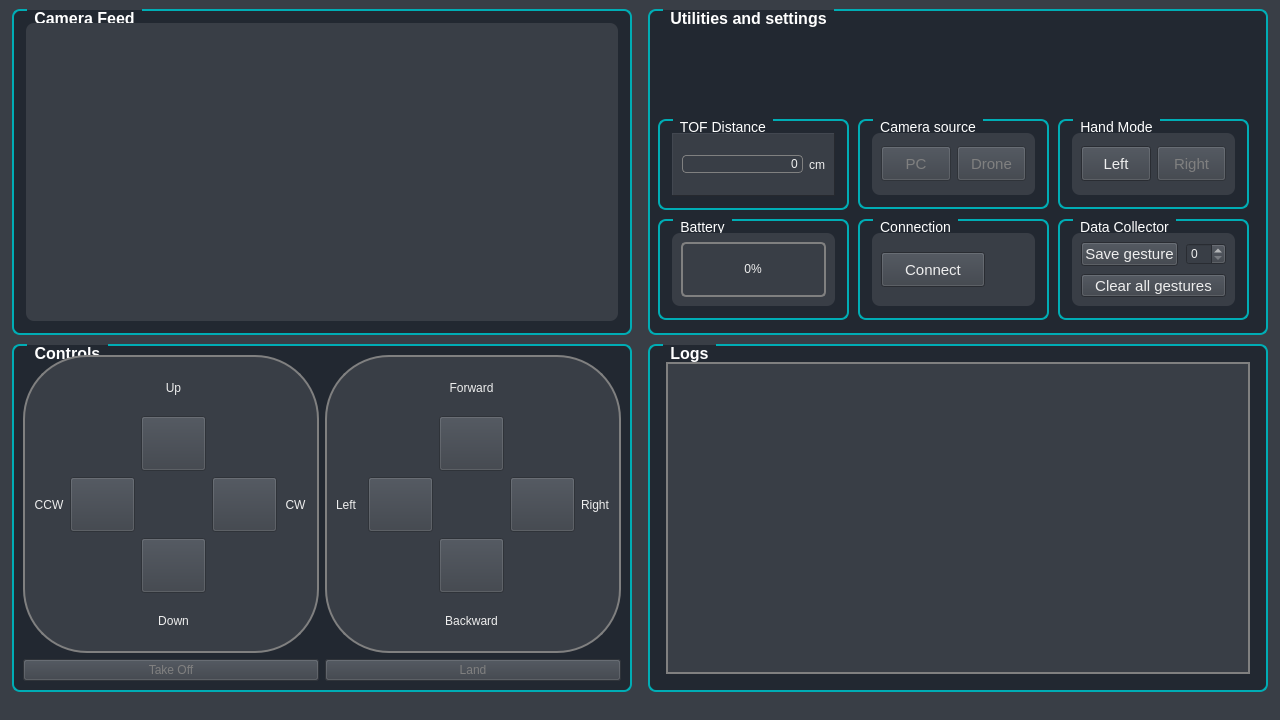
Above: ui/form.ui from maciejkaniewski/Drone-control-with-hand-gestures-using-image-processing before the change. Below: the same form after it.
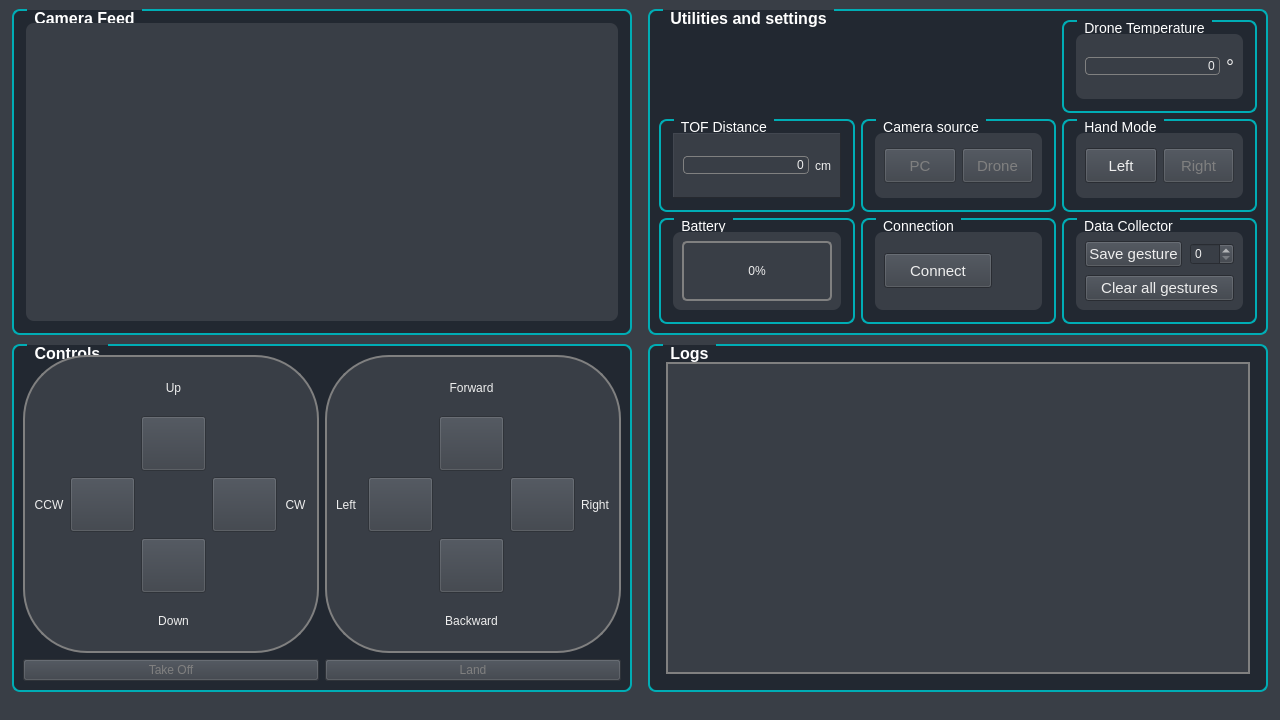
That is the form after the change. Icons and pictures are not drawn.

Commit message: Add temperature measure

```diff
--- a/ui/form.ui
+++ b/ui/form.ui
@@ -778,17 +778,11 @@
       <property name="title">
        <string>Utilities and settings</string>
       </property>
-      <widget class="QGroupBox" name="QGroupBox_Data_Collector">
-       <property name="geometry">
-        <rect>
-         <x>410</x>
-         <y>210</y>
-         <width>191</width>
-         <height>101</height>
-        </rect>
-       </property>
+      <layout class="QGridLayout" name="gridLayout_23">
+       <item row="0" column="2">
+        <widget class="QGroupBox" name="QGroupBox_Temperature">
        <property name="styleSheet">
-        <string notr="true">QGroupBox#QGroupBox_Data_Collector {
+          <string notr="true">QGroupBox#QGroupBox_Temperature{
     background-color:  #222831;
     border: 2px solid gray;
 	 border-color: #00ADB5;
@@ -797,7 +791,7 @@
 	font-size: 14px;
 }
 
-QGroupBox::title#QGroupBox_Data_Collector  {
+QGroupBox::title#QGroupBox_Temperature {
     color:  white;
     subcontrol-origin: margin;
 	left: 15px;
@@ -805,9 +799,9 @@
 }</string>
        </property>
        <property name="title">
-        <string>Data Collector</string>
-       </property>
-       <layout class="QGridLayout" name="gridLayout_5">
+          <string>Drone Temperature</string>
+         </property>
+         <layout class="QGridLayout" name="gridLayout_22">
         <property name="leftMargin">
          <number>12</number>
         </property>
@@ -821,9 +815,9 @@
          <number>12</number>
         </property>
         <item row="0" column="0">
-         <widget class="QFrame" name="QFrame_Data_Collector">
+           <widget class="QFrame" name="QFrame_Temperature">
           <property name="styleSheet">
-           <string notr="true">QFrame#QFrame_Data_Collector {
+             <string notr="true">QFrame#QFrame_Temperature{
     border-radius: 8px;
 	background-color: #393E46;
 }</string>
@@ -834,65 +828,256 @@
           <property name="frameShadow">
            <enum>QFrame::Raised</enum>
           </property>
-          <layout class="QGridLayout" name="gridLayout_3">
-           <item row="0" column="0">
-            <layout class="QVBoxLayout" name="verticalLayout">
-             <property name="spacing">
-              <number>8</number>
-             </property>
-             <property name="leftMargin">
-              <number>0</number>
-             </property>
+            <layout class="QHBoxLayout" name="horizontalLayout_8">
+             <item>
+              <widget class="QLineEdit" name="QLineEdit_Temperature">
+               <property name="enabled">
+                <bool>true</bool>
+               </property>
+               <property name="styleSheet">
+                <string notr="true">QLineEdit#QLineEdit_Temperature{
+    border: 1px solid grey;
+    border-radius: 4px;
+	 color:#EEEEEE;
+}</string>
+               </property>
+               <property name="text">
+                <string>0</string>
+               </property>
+               <property name="alignment">
+                <set>Qt::AlignRight|Qt::AlignTrailing|Qt::AlignVCenter</set>
+               </property>
+               <property name="readOnly">
+                <bool>true</bool>
+               </property>
+              </widget>
+             </item>
              <item>
-              <layout class="QHBoxLayout" name="horizontalLayout">
-               <item>
-                <widget class="QPushButton" name="QPushButton_Save_Gesture">
+              <widget class="QLabel" name="QLabel_celcius">
                  <property name="font">
                   <font>
-                   <pointsize>11</pointsize>
+                 <pointsize>15</pointsize>
                   </font>
                  </property>
                  <property name="styleSheet">
-                  <string notr="true">QPushButton#QPushButton_Save_Gesture {
-	color:#EEEEEE;
+                <string notr="true">QLabel#QLabel_celcius{
+	 color:#EEEEEE;
 }</string>
                  </property>
                  <property name="text">
-                  <string>Save gesture</string>
+                <string>°</string>
                  </property>
                 </widget>
                </item>
+            </layout>
+           </widget>
+          </item>
+         </layout>
+        </widget>
+       </item>
+       <item row="1" column="0">
+        <widget class="QGroupBox" name="QGroupBox_TOF">
+         <property name="styleSheet">
+          <string notr="true">QGroupBox#QGroupBox_TOF{
+    background-color:  #222831;
+    border: 2px solid gray;
+	 border-color: #00ADB5;
+    border-radius: 8px;
+    margin-top: 1ex; /* leave space at the top for the title */
+	font-size: 14px;
+}
+
+QGroupBox::title#QGroupBox_TOF {
+    color:  white;
+    subcontrol-origin: margin;
+	left: 15px;
+    padding: 0px 5px 0px 5px;
+}</string>
+         </property>
+         <property name="title">
+          <string>TOF Distance</string>
+         </property>
+         <layout class="QGridLayout" name="gridLayout_21">
+          <property name="leftMargin">
+           <number>12</number>
+          </property>
+          <property name="topMargin">
+           <number>12</number>
+          </property>
+          <property name="rightMargin">
+           <number>12</number>
+          </property>
+          <property name="bottomMargin">
+           <number>12</number>
+          </property>
+          <item row="0" column="0">
+           <widget class="QFrame" name="QFrame_TOF">
+            <property name="styleSheet">
+             <string notr="true">QFrame#QFrame_Barometer{
+    border-radius: 8px;
+	background-color: #393E46;
+}</string>
+            </property>
+            <property name="frameShape">
+             <enum>QFrame::Panel</enum>
+            </property>
+            <property name="frameShadow">
+             <enum>QFrame::Raised</enum>
+            </property>
+            <layout class="QHBoxLayout" name="horizontalLayout_7">
                <item>
-                <widget class="QSpinBox" name="QSpinBox_Gesture_Label">
+              <widget class="QLineEdit" name="QLineEdit_Distance">
+               <property name="enabled">
+                <bool>true</bool>
+               </property>
                  <property name="styleSheet">
-                  <string notr="true">QSpinBox#QSpinBox_Gesture_Label {
-	color:#EEEEEE;
+                <string notr="true">QLineEdit#QLineEdit_Distance{
+    border: 1px solid grey;
+    border-radius: 4px;
+	 color:#EEEEEE;
 }</string>
                  </property>
-                 <property name="maximum">
-                  <number>9</number>
-                 </property>
-                </widget>
-               </item>
-              </layout>
-             </item>
+               <property name="text">
+                <string>0</string>
+               </property>
+               <property name="alignment">
+                <set>Qt::AlignRight|Qt::AlignTrailing|Qt::AlignVCenter</set>
+               </property>
+               <property name="readOnly">
+                <bool>true</bool>
+               </property>
+              </widget>
+             </item>
+             <item>
+              <widget class="QLabel" name="QLabel_cm">
+               <property name="styleSheet">
+                <string notr="true">QLabel#QLabel_cm{
+	 color:#EEEEEE;
+}</string>
+               </property>
+               <property name="text">
+                <string>cm</string>
+               </property>
+              </widget>
+             </item>
+            </layout>
+           </widget>
+          </item>
+         </layout>
+        </widget>
+       </item>
+       <item row="1" column="1">
+        <widget class="QGroupBox" name="QGroupBox_Camera_Source">
+         <property name="styleSheet">
+          <string notr="true">QGroupBox#QGroupBox_Camera_Source{
+    background-color:  #222831;
+    border: 2px solid gray;
+	 border-color: #00ADB5;
+    border-radius: 8px;
+    margin-top: 1ex; /* leave space at the top for the title */
+	font-size: 14px;
+}
+
+QGroupBox::title#QGroupBox_Camera_Source  {
+    color:  white;
+    subcontrol-origin: margin;
+	left: 15px;
+    padding: 0px 5px 0px 5px;
+}</string>
+         </property>
+         <property name="title">
+          <string>Camera source</string>
+         </property>
+         <layout class="QGridLayout" name="gridLayout_19">
+          <property name="leftMargin">
+           <number>12</number>
+          </property>
+          <property name="topMargin">
+           <number>12</number>
+          </property>
+          <property name="rightMargin">
+           <number>12</number>
+          </property>
+          <property name="bottomMargin">
+           <number>12</number>
+          </property>
+          <item row="0" column="0">
+           <widget class="QFrame" name="QFrame_Camera_Source">
+            <property name="styleSheet">
+             <string notr="true">QFrame#QFrame_Camera_Source{
+    border-radius: 8px;
+	background-color: #393E46;
+}</string>
+            </property>
+            <property name="frameShape">
+             <enum>QFrame::Panel</enum>
+            </property>
+            <property name="frameShadow">
+             <enum>QFrame::Raised</enum>
+            </property>
+            <layout class="QGridLayout" name="gridLayout_20">
+             <item row="0" column="0">
+              <layout class="QHBoxLayout" name="horizontalLayout_6">
              <item>
-              <widget class="QPushButton" name="QPushButton_Clear_All_Gestures">
+                <widget class="QPushButton" name="QPushButton_Computer">
+                 <property name="enabled">
+                  <bool>false</bool>
+                 </property>
+                 <property name="minimumSize">
+                  <size>
+                   <width>0</width>
+                   <height>35</height>
+                  </size>
+                 </property>
                <property name="font">
                 <font>
                  <pointsize>11</pointsize>
                 </font>
                </property>
                <property name="styleSheet">
-                <string notr="true">QPushButton#QPushButton_Clear_All_Gestures{
+                  <string notr="true">QPushButton#QPushButton_Computer{
 	color:#EEEEEE;
+}
+
+QPushButton::disabled#QPushButton_Computer   {
+    color:  grey;
 }</string>
                </property>
                <property name="text">
-                <string>Clear all gestures</string>
+                  <string>PC</string>
                </property>
               </widget>
              </item>
+               <item>
+                <widget class="QPushButton" name="QPushButton_Tello">
+                 <property name="enabled">
+                  <bool>false</bool>
+                 </property>
+                 <property name="minimumSize">
+                  <size>
+                   <width>0</width>
+                   <height>35</height>
+                  </size>
+                 </property>
+                 <property name="font">
+                  <font>
+                   <pointsize>11</pointsize>
+                  </font>
+                 </property>
+                 <property name="styleSheet">
+                  <string notr="true">QPushButton#QPushButton_Tello{
+	color:#EEEEEE;
+}
+
+QPushButton::disabled#QPushButton_Tello  {
+    color:  grey;
+}</string>
+                 </property>
+                 <property name="text">
+                  <string>Drone</string>
+                 </property>
+                </widget>
+               </item>
             </layout>
            </item>
           </layout>
@@ -900,17 +1085,11 @@
         </item>
        </layout>
       </widget>
-      <widget class="QGroupBox" name="QGroupBox_Drone_Connection">
-       <property name="geometry">
-        <rect>
-         <x>210</x>
-         <y>210</y>
-         <width>191</width>
-         <height>101</height>
-        </rect>
-       </property>
+       </item>
+       <item row="1" column="2">
+        <widget class="QGroupBox" name="QGroupBox_Hand_Mode">
        <property name="styleSheet">
-        <string notr="true">QGroupBox#QGroupBox_Drone_Connection {
+          <string notr="true">QGroupBox#QGroupBox_Hand_Mode {
     background-color:  #222831;
     border: 2px solid gray;
 	 border-color: #00ADB5;
@@ -919,7 +1098,7 @@
 	font-size: 14px;
 }
 
-QGroupBox::title#QGroupBox_Drone_Connection   {
+QGroupBox::title#QGroupBox_Hand_Mode   {
     color:  white;
     subcontrol-origin: margin;
 	left: 15px;
@@ -927,9 +1106,9 @@
 }</string>
        </property>
        <property name="title">
-        <string>Connection</string>
-       </property>
-       <layout class="QGridLayout" name="gridLayout_7">
+          <string>Hand Mode</string>
+         </property>
+         <layout class="QGridLayout" name="gridLayout_13">
         <property name="leftMargin">
          <number>12</number>
         </property>
@@ -943,9 +1122,9 @@
          <number>12</number>
         </property>
         <item row="0" column="0">
-         <widget class="QFrame" name="QFrame_Drone_Connection">
+           <widget class="QFrame" name="QFrame_Hand_Mode">
           <property name="styleSheet">
-           <string notr="true">QFrame#QFrame_Drone_Connection {
+             <string notr="true">QFrame#QFrame_Hand_Mode {
     border-radius: 8px;
 	background-color: #393E46;
 }</string>
@@ -956,11 +1135,14 @@
           <property name="frameShadow">
            <enum>QFrame::Raised</enum>
           </property>
-          <layout class="QGridLayout" name="gridLayout_4">
-           <item row="0" column="1">
-            <layout class="QHBoxLayout" name="horizontalLayout_2">
+            <layout class="QGridLayout" name="gridLayout_14">
+             <item row="0" column="0">
+              <layout class="QHBoxLayout" name="horizontalLayout_5">
              <item>
-              <widget class="QPushButton" name="QPushButton_Connect">
+                <widget class="QPushButton" name="QPushButton_Left_Hand">
+                 <property name="enabled">
+                  <bool>true</bool>
+                 </property>
                <property name="minimumSize">
                 <size>
                  <width>0</width>
@@ -973,47 +1155,47 @@
                 </font>
                </property>
                <property name="styleSheet">
-                <string notr="true">QPushButton#QPushButton_Connect{
+                  <string notr="true">QPushButton#QPushButton_Left_Hand{
 	color:#EEEEEE;
+}
+
+QPushButton::disabled#QPushButton_Left_Hand   {
+    color:  grey;
 }</string>
                </property>
                <property name="text">
-                <string>Connect</string>
+                  <string>Left</string>
                </property>
               </widget>
              </item>
              <item>
-              <widget class="QLabel" name="QLabel_WiFI">
-               <property name="sizePolicy">
-                <sizepolicy hsizetype="Maximum" vsizetype="Maximum">
-                 <horstretch>0</horstretch>
-                 <verstretch>0</verstretch>
-                </sizepolicy>
+                <widget class="QPushButton" name="QPushButton_Right_Hand">
+                 <property name="enabled">
+                  <bool>false</bool>
                </property>
                <property name="minimumSize">
                 <size>
-                 <width>35</width>
+                   <width>0</width>
                  <height>35</height>
                 </size>
                </property>
-               <property name="maximumSize">
-                <size>
-                 <width>35</width>
-                 <height>35</height>
-                </size>
-               </property>
+                 <property name="font">
+                  <font>
+                   <pointsize>11</pointsize>
+                  </font>
+                 </property>
+                 <property name="styleSheet">
+                  <string notr="true">QPushButton#QPushButton_Right_Hand{
+	color:#EEEEEE;
+}
+
+QPushButton::disabled#QPushButton_Right_Hand   {
+    color:  grey;
+}</string>
+                 </property>
                <property name="text">
-                <string/>
-               </property>
-               <property name="pixmap">
-                <pixmap resource="../resources/resources.qrc">:/images/images/wifi_0.png</pixmap>
-               </property>
-               <property name="scaledContents">
-                <bool>true</bool>
-               </property>
-               <property name="alignment">
-                <set>Qt::AlignCenter</set>
-               </property>
+                  <string>Right</string>
+                 </property>
               </widget>
              </item>
             </layout>
@@ -1023,15 +1205,9 @@
         </item>
        </layout>
       </widget>
+       </item>
+       <item row="2" column="0">
       <widget class="QGroupBox" name="QGroupBox_Drone_Battery">
-       <property name="geometry">
-        <rect>
-         <x>10</x>
-         <y>210</y>
-         <width>191</width>
-         <height>101</height>
-        </rect>
-       </property>
        <property name="styleSheet">
         <string notr="true">QGroupBox#QGroupBox_Drone_Battery {
     background-color:  #222831;
@@ -1126,17 +1302,11 @@
         </item>
        </layout>
       </widget>
-      <widget class="QGroupBox" name="QGroupBox_Hand_Mode">
-       <property name="geometry">
-        <rect>
-         <x>410</x>
-         <y>110</y>
-         <width>191</width>
-         <height>90</height>
-        </rect>
-       </property>
+       </item>
+       <item row="2" column="1">
+        <widget class="QGroupBox" name="QGroupBox_Drone_Connection">
        <property name="styleSheet">
-        <string notr="true">QGroupBox#QGroupBox_Hand_Mode {
+          <string notr="true">QGroupBox#QGroupBox_Drone_Connection {
     background-color:  #222831;
     border: 2px solid gray;
 	 border-color: #00ADB5;
@@ -1145,7 +1315,7 @@
 	font-size: 14px;
 }
 
-QGroupBox::title#QGroupBox_Hand_Mode   {
+QGroupBox::title#QGroupBox_Drone_Connection   {
     color:  white;
     subcontrol-origin: margin;
 	left: 15px;
@@ -1153,9 +1323,9 @@
 }</string>
        </property>
        <property name="title">
-        <string>Hand Mode</string>
-       </property>
-       <layout class="QGridLayout" name="gridLayout_13">
+          <string>Connection</string>
+         </property>
+         <layout class="QGridLayout" name="gridLayout_7">
         <property name="leftMargin">
          <number>12</number>
         </property>
@@ -1169,9 +1339,9 @@
          <number>12</number>
         </property>
         <item row="0" column="0">
-         <widget class="QFrame" name="QFrame_Hand_Mode">
+           <widget class="QFrame" name="QFrame_Drone_Connection">
           <property name="styleSheet">
-           <string notr="true">QFrame#QFrame_Hand_Mode {
+             <string notr="true">QFrame#QFrame_Drone_Connection {
     border-radius: 8px;
 	background-color: #393E46;
 }</string>
@@ -1182,14 +1352,11 @@
           <property name="frameShadow">
            <enum>QFrame::Raised</enum>
           </property>
-          <layout class="QGridLayout" name="gridLayout_14">
-           <item row="0" column="0">
-            <layout class="QHBoxLayout" name="horizontalLayout_5">
+            <layout class="QGridLayout" name="gridLayout_4">
+             <item row="0" column="1">
+              <layout class="QHBoxLayout" name="horizontalLayout_2">
              <item>
-              <widget class="QPushButton" name="QPushButton_Left_Hand">
-               <property name="enabled">
-                <bool>true</bool>
-               </property>
+                <widget class="QPushButton" name="QPushButton_Connect">
                <property name="minimumSize">
                 <size>
                  <width>0</width>
@@ -1202,279 +1369,174 @@
                 </font>
                </property>
                <property name="styleSheet">
-                <string notr="true">QPushButton#QPushButton_Left_Hand{
+                  <string notr="true">QPushButton#QPushButton_Connect{
 	color:#EEEEEE;
-}
-
-QPushButton::disabled#QPushButton_Left_Hand   {
-    color:  grey;
 }</string>
                </property>
                <property name="text">
-                <string>Left</string>
+                  <string>Connect</string>
                </property>
               </widget>
              </item>
              <item>
-              <widget class="QPushButton" name="QPushButton_Right_Hand">
-               <property name="enabled">
-                <bool>false</bool>
+                <widget class="QLabel" name="QLabel_WiFI">
+                 <property name="sizePolicy">
+                  <sizepolicy hsizetype="Maximum" vsizetype="Maximum">
+                   <horstretch>0</horstretch>
+                   <verstretch>0</verstretch>
+                  </sizepolicy>
                </property>
                <property name="minimumSize">
                 <size>
-                 <width>0</width>
+                   <width>35</width>
                  <height>35</height>
                 </size>
                </property>
-               <property name="font">
-                <font>
-                 <pointsize>11</pointsize>
-                </font>
-               </property>
-               <property name="styleSheet">
-                <string notr="true">QPushButton#QPushButton_Right_Hand{
-	color:#EEEEEE;
-}
-
-QPushButton::disabled#QPushButton_Right_Hand   {
-    color:  grey;
-}</string>
-               </property>
-               <property name="text">
-                <string>Right</string>
-               </property>
-              </widget>
-             </item>
-            </layout>
-           </item>
-          </layout>
-         </widget>
-        </item>
-       </layout>
-      </widget>
-      <widget class="QGroupBox" name="QGroupBox_Camera_Source">
-       <property name="geometry">
-        <rect>
-         <x>210</x>
-         <y>110</y>
-         <width>191</width>
-         <height>90</height>
-        </rect>
-       </property>
-       <property name="styleSheet">
-        <string notr="true">QGroupBox#QGroupBox_Camera_Source{
-    background-color:  #222831;
-    border: 2px solid gray;
-	 border-color: #00ADB5;
-    border-radius: 8px;
-    margin-top: 1ex; /* leave space at the top for the title */
-	font-size: 14px;
-}
-
-QGroupBox::title#QGroupBox_Camera_Source  {
-    color:  white;
-    subcontrol-origin: margin;
-	left: 15px;
-    padding: 0px 5px 0px 5px;
-}</string>
-       </property>
-       <property name="title">
-        <string>Camera source</string>
-       </property>
-       <layout class="QGridLayout" name="gridLayout_19">
-        <property name="leftMargin">
-         <number>12</number>
-        </property>
-        <property name="topMargin">
-         <number>12</number>
-        </property>
-        <property name="rightMargin">
-         <number>12</number>
-        </property>
-        <property name="bottomMargin">
-         <number>12</number>
-        </property>
-        <item row="0" column="0">
-         <widget class="QFrame" name="QFrame_Camera_Source">
-          <property name="styleSheet">
-           <string notr="true">QFrame#QFrame_Camera_Source{
-    border-radius: 8px;
-	background-color: #393E46;
-}</string>
-          </property>
-          <property name="frameShape">
-           <enum>QFrame::Panel</enum>
-          </property>
-          <property name="frameShadow">
-           <enum>QFrame::Raised</enum>
-          </property>
-          <layout class="QGridLayout" name="gridLayout_20">
-           <item row="0" column="0">
-            <layout class="QHBoxLayout" name="horizontalLayout_6">
-             <item>
-              <widget class="QPushButton" name="QPushButton_Computer">
-               <property name="enabled">
-                <bool>false</bool>
-               </property>
-               <property name="minimumSize">
+                 <property name="maximumSize">
                 <size>
-                 <width>0</width>
+                   <width>35</width>
                  <height>35</height>
                 </size>
                </property>
-               <property name="font">
-                <font>
-                 <pointsize>11</pointsize>
-                </font>
-               </property>
-               <property name="styleSheet">
-                <string notr="true">QPushButton#QPushButton_Computer{
-	color:#EEEEEE;
-}
-
-QPushButton::disabled#QPushButton_Computer   {
-    color:  grey;
-}</string>
-               </property>
                <property name="text">
-                <string>PC</string>
-               </property>
-              </widget>
-             </item>
-             <item>
-              <widget class="QPushButton" name="QPushButton_Tello">
-               <property name="enabled">
-                <bool>false</bool>
-               </property>
-               <property name="minimumSize">
-                <size>
-                 <width>0</width>
-                 <height>35</height>
-                </size>
-               </property>
-               <property name="font">
-                <font>
-                 <pointsize>11</pointsize>
-                </font>
-               </property>
-               <property name="styleSheet">
-                <string notr="true">QPushButton#QPushButton_Tello{
-	color:#EEEEEE;
-}
-
-QPushButton::disabled#QPushButton_Tello  {
-    color:  grey;
-}</string>
-               </property>
-               <property name="text">
-                <string>Drone</string>
-               </property>
-              </widget>
-             </item>
-            </layout>
-           </item>
-          </layout>
-         </widget>
-        </item>
-       </layout>
-      </widget>
-      <widget class="QGroupBox" name="QGroupBox_TOF">
-       <property name="geometry">
-        <rect>
-         <x>10</x>
-         <y>110</y>
-         <width>191</width>
-         <height>91</height>
-        </rect>
-       </property>
-       <property name="styleSheet">
-        <string notr="true">QGroupBox#QGroupBox_TOF{
-    background-color:  #222831;
-    border: 2px solid gray;
-	 border-color: #00ADB5;
-    border-radius: 8px;
-    margin-top: 1ex; /* leave space at the top for the title */
-	font-size: 14px;
-}
-
-QGroupBox::title#QGroupBox_TOF {
-    color:  white;
-    subcontrol-origin: margin;
-	left: 15px;
-    padding: 0px 5px 0px 5px;
-}</string>
-       </property>
-       <property name="title">
-        <string>TOF Distance</string>
-       </property>
-       <layout class="QGridLayout" name="gridLayout_21">
-        <property name="leftMargin">
-         <number>12</number>
-        </property>
-        <property name="topMargin">
-         <number>12</number>
-        </property>
-        <property name="rightMargin">
-         <number>12</number>
-        </property>
-        <property name="bottomMargin">
-         <number>12</number>
-        </property>
-        <item row="0" column="0">
-         <widget class="QFrame" name="QFrame_TOF">
-          <property name="styleSheet">
-           <string notr="true">QFrame#QFrame_Barometer{
-    border-radius: 8px;
-	background-color: #393E46;
-}</string>
-          </property>
-          <property name="frameShape">
-           <enum>QFrame::Panel</enum>
-          </property>
-          <property name="frameShadow">
-           <enum>QFrame::Raised</enum>
-          </property>
-          <layout class="QHBoxLayout" name="horizontalLayout_7">
-           <item>
-            <widget class="QLineEdit" name="QLineEdit_Distance">
-             <property name="enabled">
+                  <string/>
+                 </property>
+                 <property name="pixmap">
+                  <pixmap resource="../resources/resources.qrc">:/images/images/wifi_0.png</pixmap>
+                 </property>
+                 <property name="scaledContents">
               <bool>true</bool>
              </property>
-             <property name="styleSheet">
-              <string notr="true">QLineEdit#QLineEdit_Distance{
-    border: 1px solid grey;
-    border-radius: 4px;
-	 color:#EEEEEE;
-}</string>
-             </property>
-             <property name="text">
-              <string>0</string>
-             </property>
              <property name="alignment">
-              <set>Qt::AlignRight|Qt::AlignTrailing|Qt::AlignVCenter</set>
-             </property>
-             <property name="readOnly">
-              <bool>true</bool>
-             </property>
+                  <set>Qt::AlignCenter</set>
+                 </property>
+                </widget>
+               </item>
+              </layout>
+             </item>
+            </layout>
+           </widget>
+          </item>
+         </layout>
+        </widget>
+       </item>
+       <item row="2" column="2">
+        <widget class="QGroupBox" name="QGroupBox_Data_Collector">
+         <property name="styleSheet">
+          <string notr="true">QGroupBox#QGroupBox_Data_Collector {
+    background-color:  #222831;
+    border: 2px solid gray;
+	 border-color: #00ADB5;
+    border-radius: 8px;
+    margin-top: 1ex; /* leave space at the top for the title */
+	font-size: 14px;
+}
+
+QGroupBox::title#QGroupBox_Data_Collector  {
+    color:  white;
+    subcontrol-origin: margin;
+	left: 15px;
+    padding: 0px 5px 0px 5px;
+}</string>
+         </property>
+         <property name="title">
+          <string>Data Collector</string>
+         </property>
+         <layout class="QGridLayout" name="gridLayout_5">
+          <property name="leftMargin">
+           <number>12</number>
+          </property>
+          <property name="topMargin">
+           <number>12</number>
+          </property>
+          <property name="rightMargin">
+           <number>12</number>
+          </property>
+          <property name="bottomMargin">
+           <number>12</number>
+          </property>
+          <item row="0" column="0">
+           <widget class="QFrame" name="QFrame_Data_Collector">
+            <property name="styleSheet">
+             <string notr="true">QFrame#QFrame_Data_Collector {
+    border-radius: 8px;
+	background-color: #393E46;
+}</string>
+            </property>
+            <property name="frameShape">
+             <enum>QFrame::Panel</enum>
+            </property>
+            <property name="frameShadow">
+             <enum>QFrame::Raised</enum>
+            </property>
+            <layout class="QGridLayout" name="gridLayout_3">
+             <item row="0" column="0">
+              <layout class="QVBoxLayout" name="verticalLayout">
+               <property name="spacing">
+                <number>8</number>
+               </property>
+               <property name="leftMargin">
+                <number>0</number>
+               </property>
+               <item>
+                <layout class="QHBoxLayout" name="horizontalLayout">
+                 <item>
+                  <widget class="QPushButton" name="QPushButton_Save_Gesture">
+                   <property name="font">
+                    <font>
+                     <pointsize>11</pointsize>
+                    </font>
+                   </property>
+                   <property name="styleSheet">
+                    <string notr="true">QPushButton#QPushButton_Save_Gesture {
+	color:#EEEEEE;
+}</string>
+                   </property>
+                   <property name="text">
+                    <string>Save gesture</string>
+                   </property>
             </widget>
            </item>
            <item>
-            <widget class="QLabel" name="QLabel_cm">
+                  <widget class="QSpinBox" name="QSpinBox_Gesture_Label">
              <property name="styleSheet">
-              <string notr="true">QLabel#QLabel_cm{
-	 color:#EEEEEE;
+                    <string notr="true">QSpinBox#QSpinBox_Gesture_Label {
+	color:#EEEEEE;
 }</string>
              </property>
+                   <property name="maximum">
+                    <number>9</number>
+                   </property>
+                  </widget>
+                 </item>
+                </layout>
+               </item>
+               <item>
+                <widget class="QPushButton" name="QPushButton_Clear_All_Gestures">
+                 <property name="font">
+                  <font>
+                   <pointsize>11</pointsize>
+                  </font>
+                 </property>
+                 <property name="styleSheet">
+                  <string notr="true">QPushButton#QPushButton_Clear_All_Gestures{
+	color:#EEEEEE;
+}</string>
+                 </property>
              <property name="text">
-              <string>cm</string>
+                  <string>Clear all gestures</string>
              </property>
             </widget>
            </item>
           </layout>
+             </item>
+            </layout>
          </widget>
         </item>
        </layout>
       </widget>
+       </item>
+      </layout>
      </widget>
     </item>
    </layout>
```
Lines whose indentation alone changed are shown as unchanged. The commit also changes 2 other files.
